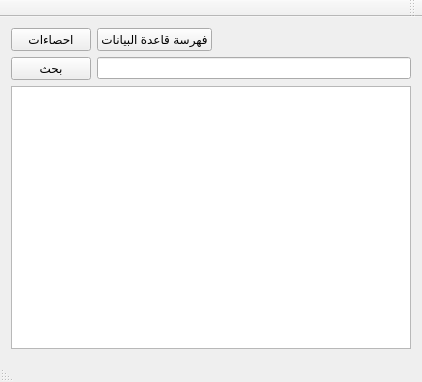
The window that mainwindow.ui (boussouira/albahhet) describes before a commit, drawn with Qt 5.
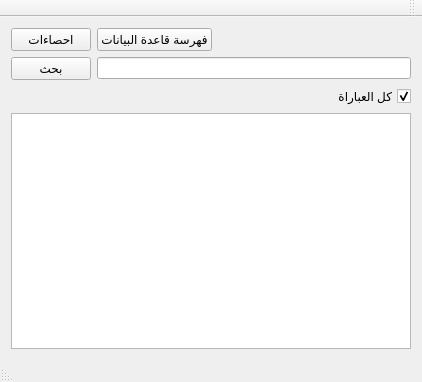
The same window after the commit.

What changed in the file:
```diff
--- a/mainwindow.ui
+++ b/mainwindow.ui
@@ -72,6 +72,16 @@
       </item>
      </layout>
     </item>
+    <item>
+     <widget class="QCheckBox" name="checkBox">
+      <property name="text">
+       <string>كل العباراة</string>
+      </property>
+      <property name="checked">
+       <bool>true</bool>
+      </property>
+     </widget>
+    </item>
     <item>
      <widget class="QTableView" name="tableView"/>
     </item>
```
